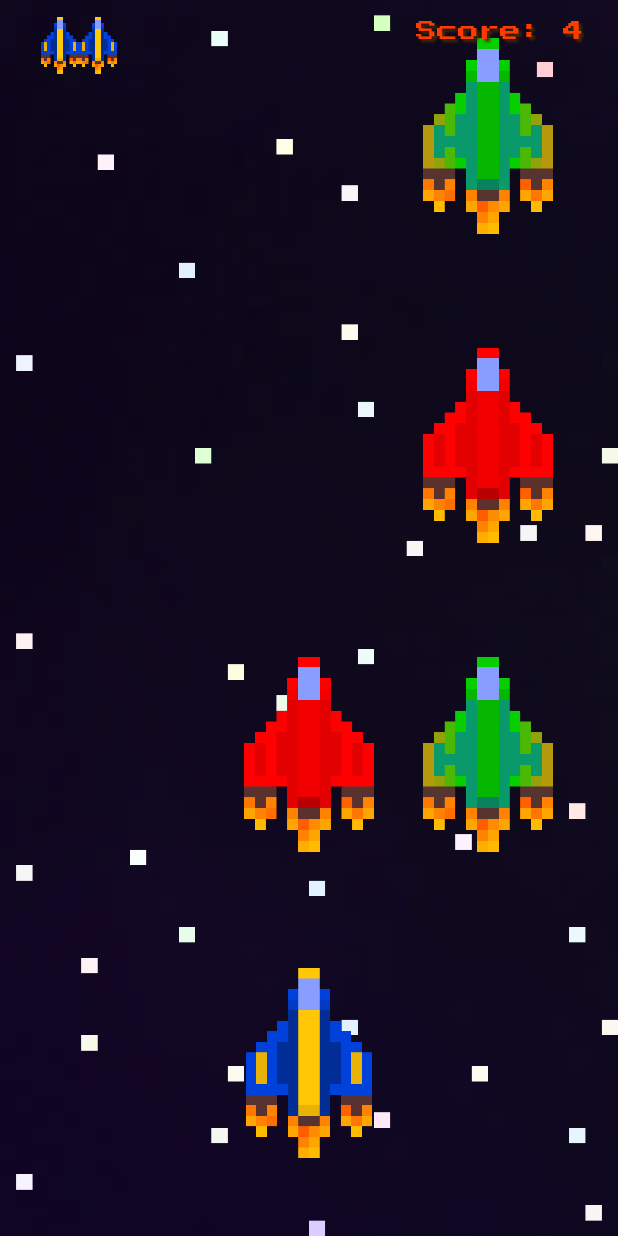
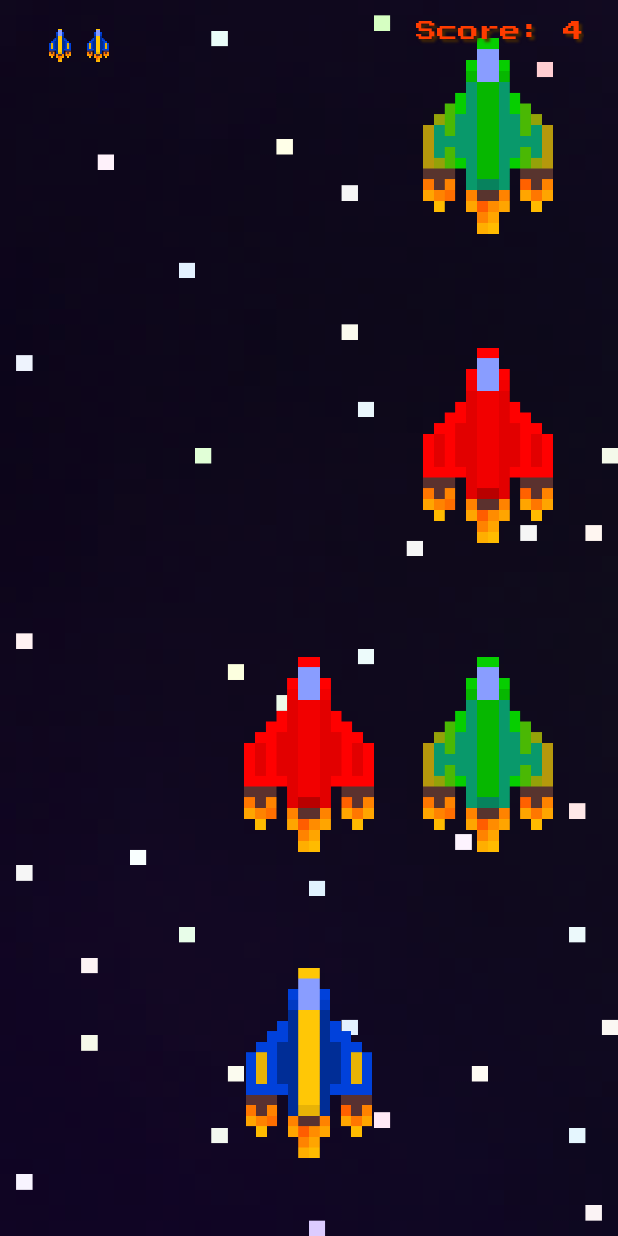
Before and after one commit to Zytronium/8Bit_Racing, an Android app: the screen it shows after launch (MainActivity), on a phone screen of 412 x 824 dp. Run offline under Robolectric (Android 15) with nearby library versions, the light colour scheme and no system bars.

```diff
--- a/app/src/main/res/layout/activity_main.xml
+++ b/app/src/main/res/layout/activity_main.xml
@@ -103,18 +103,21 @@
             android:id="@+id/life1"
             android:layout_width="25dp"
             android:layout_height="40dp"
+            android:padding="5dp"
             app:srcCompat="@drawable/blue_car" />
 
         <ImageView
             android:id="@+id/life2"
             android:layout_width="25dp"
             android:layout_height="40dp"
+            android:padding="5dp"
             app:srcCompat="@drawable/blue_car" />
 
         <ImageView
             android:id="@+id/life3"
             android:layout_width="25dp"
             android:layout_height="40dp"
+            android:padding="5dp"
             app:srcCompat="@drawable/blue_car" />
 
     </LinearLayout>
```
